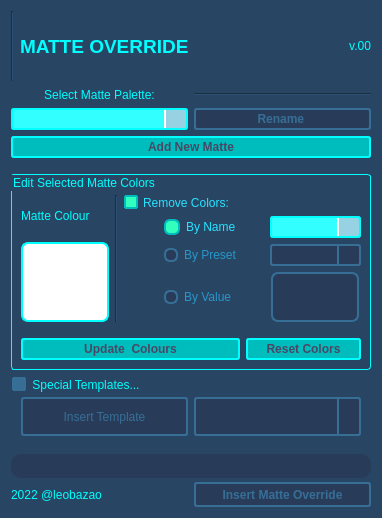
First picture: the form in package/harmony20/BirdoPack/ui/BD_MatteOverride.ui, repository otmbneto/BirdoApp, before the edit.
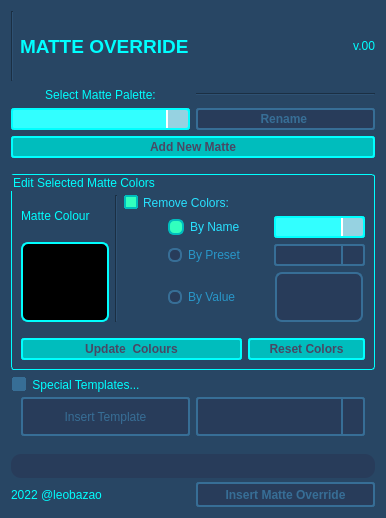
Second picture: the form after the edit.

Commit message: update matte override - defaut color matte to black

Diff of the .ui file:
```diff
--- a/package/harmony20/BirdoPack/ui/BD_MatteOverride.ui
+++ b/package/harmony20/BirdoPack/ui/BD_MatteOverride.ui
@@ -9,7 +9,7 @@
    <rect>
     <x>0</x>
     <y>0</y>
-    <width>382</width>
+    <width>386</width>
     <height>518</height>
    </rect>
   </property>
@@ -399,7 +399,7 @@
    <item row="2" column="0">
     <spacer name="horizontalSpacer_2">
      <property name="sizePolicy">
-      <sizepolicy hsizetype="Expanding" vsizetype="Preferred">
+      <sizepolicy hsizetype="Preferred" vsizetype="Minimum">
        <horstretch>0</horstretch>
        <verstretch>0</verstretch>
       </sizepolicy>
@@ -838,7 +838,7 @@
            <string notr="true">QPushButton {
 	border: 2px solid rgb(0, 255, 255);
 	border-radius: 7px;
-	background: rgba(255, 255, 255, 255);
+	background: rgba(0, 0, 0, 255);
 }
 
 QPushButton::hover {
@@ -860,7 +860,7 @@
       <item row="1" column="0" colspan="4">
        <spacer name="horizontalSpacer_3">
         <property name="sizePolicy">
-         <sizepolicy hsizetype="Preferred" vsizetype="Minimum">
+         <sizepolicy hsizetype="Minimum" vsizetype="Minimum">
           <horstretch>0</horstretch>
           <verstretch>0</verstretch>
          </sizepolicy>
```
The commit also changes 1 other file.
